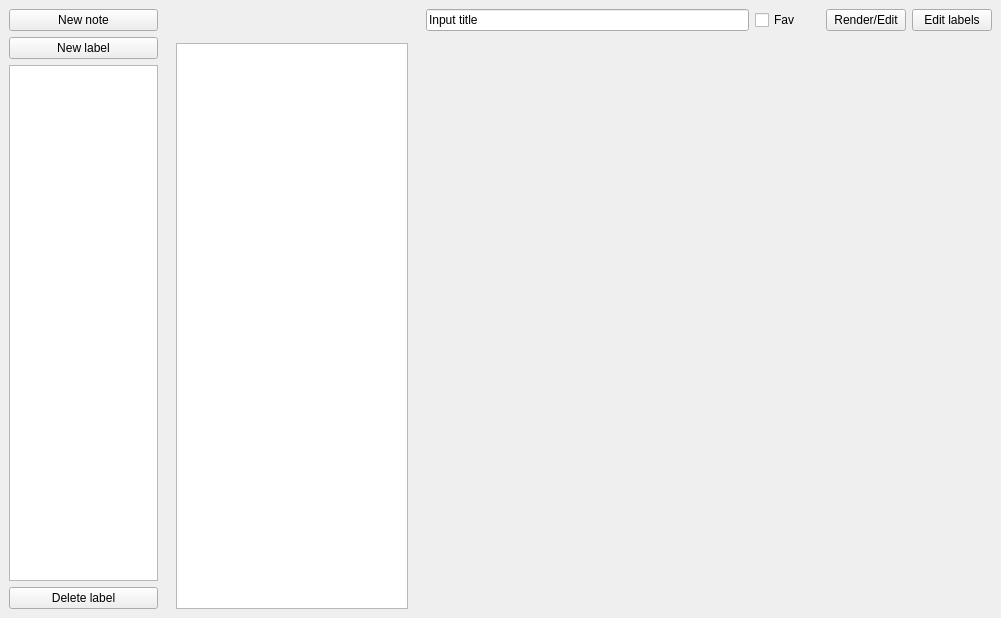
SuperSolik/gui_1h2020-notes-app, file temp_resources/mainwindow.ui: the form before one commit.
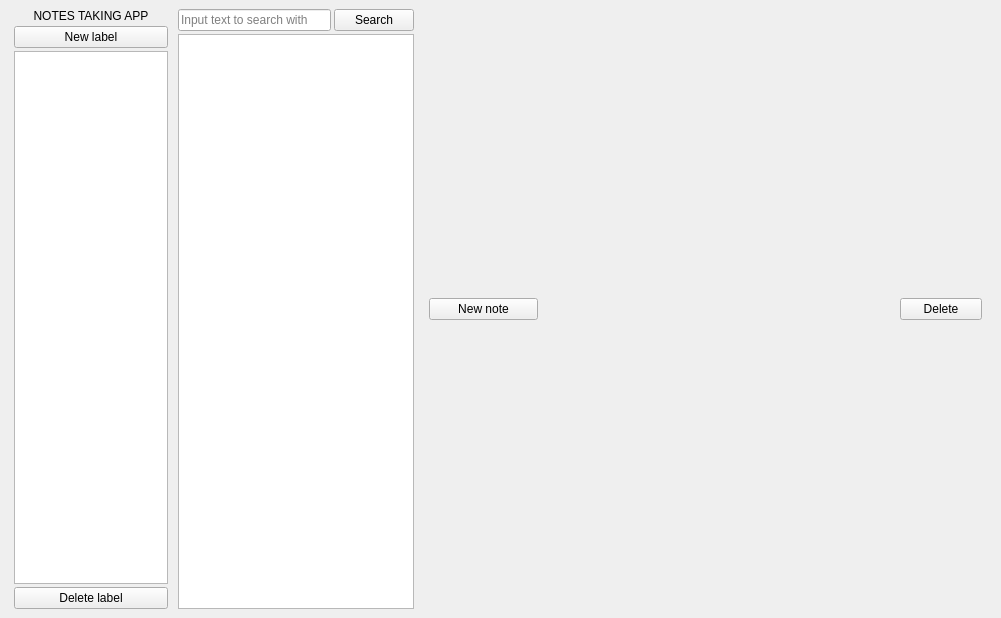
The form after the commit.

Commit message: #11 note widget init

```diff
--- a/temp_resources/mainwindow.ui
+++ b/temp_resources/mainwindow.ui
@@ -18,28 +18,37 @@
     <property name="spacing">
      <number>0</number>
     </property>
-    <property name="sizeConstraint">
-     <enum>QLayout::SetDefaultConstraint</enum>
-    </property>
-    <property name="leftMargin">
-     <number>0</number>
-    </property>
-    <property name="topMargin">
-     <number>0</number>
-    </property>
-    <property name="rightMargin">
-     <number>0</number>
-    </property>
-    <property name="bottomMargin">
-     <number>0</number>
-    </property>
     <item>
      <widget class="QWidget" name="widget_3" native="true">
       <layout class="QVBoxLayout" name="verticalLayout" stretch="0,0,12,0">
+       <property name="spacing">
+        <number>3</number>
+       </property>
+       <property name="leftMargin">
+        <number>5</number>
+       </property>
+       <property name="topMargin">
+        <number>0</number>
+       </property>
+       <property name="rightMargin">
+        <number>5</number>
+       </property>
+       <property name="bottomMargin">
+        <number>0</number>
+       </property>
        <item>
-        <widget class="QPushButton" name="newNoteBtn">
+        <widget class="QLabel" name="titleLabel">
+         <property name="layoutDirection">
+          <enum>Qt::LeftToRight</enum>
+         </property>
          <property name="text">
-          <string>New note</string>
+          <string>NOTES TAKING APP</string>
+         </property>
+         <property name="textFormat">
+          <enum>Qt::AutoText</enum>
+         </property>
+         <property name="alignment">
+          <set>Qt::AlignCenter</set>
          </property>
         </widget>
        </item>
@@ -111,21 +120,43 @@
      </widget>
     </item>
     <item>
-     <widget class="QWidget" name="widget_2" native="true">
-      <layout class="QVBoxLayout" name="verticalLayout_2" stretch="1,20">
-       <item>
-        <widget class="QLabel" name="notesLabel">
-         <property name="font">
-          <font>
-           <pointsize>16</pointsize>
-           <weight>75</weight>
-           <bold>true</bold>
-          </font>
-         </property>
+     <widget class="QWidget" name="previewWidget" native="true">
+      <layout class="QVBoxLayout" name="verticalLayout_2" stretch="0,0">
+       <property name="spacing">
+        <number>3</number>
+       </property>
+       <property name="leftMargin">
+        <number>5</number>
+       </property>
+       <property name="topMargin">
+        <number>0</number>
+       </property>
+       <property name="rightMargin">
+        <number>5</number>
+       </property>
+       <property name="bottomMargin">
+        <number>0</number>
+       </property>
+       <item>
+        <layout class="QHBoxLayout" name="horizontalLayout_2">
+         <item>
+          <widget class="QLineEdit" name="lineEdit">
          <property name="text">
           <string/>
          </property>
-        </widget>
+           <property name="placeholderText">
+            <string>Input text to search with</string>
+           </property>
+          </widget>
+         </item>
+         <item>
+          <widget class="QPushButton" name="pushButton">
+           <property name="text">
+            <string>Search</string>
+           </property>
+          </widget>
+         </item>
+        </layout>
        </item>
        <item>
         <widget class="QListWidget" name="notesListWidget">
@@ -178,51 +209,72 @@
      </widget>
     </item>
     <item>
-     <widget class="QWidget" name="widget" native="true">
-      <property name="focusPolicy">
-       <enum>Qt::NoFocus</enum>
+     <layout class="QVBoxLayout" name="noteLayout">
+      <property name="spacing">
+       <number>0</number>
       </property>
-      <layout class="QVBoxLayout" name="verticalLayout_3" stretch="1,10">
+      <property name="leftMargin">
+       <number>5</number>
+      </property>
+      <property name="topMargin">
+       <number>0</number>
+      </property>
+      <property name="rightMargin">
+       <number>5</number>
+      </property>
+      <property name="bottomMargin">
+       <number>0</number>
+      </property>
        <item>
-        <layout class="QHBoxLayout" name="horizontalLayout_3" stretch="5,1,1,1">
+       <layout class="QHBoxLayout" name="noteBar" stretch="4,10,3,3">
+        <property name="spacing">
+         <number>3</number>
+        </property>
+        <property name="leftMargin">
+         <number>5</number>
+        </property>
+        <property name="topMargin">
+         <number>0</number>
+        </property>
+        <property name="rightMargin">
+         <number>5</number>
+        </property>
+        <property name="bottomMargin">
+         <number>0</number>
+        </property>
          <item>
-          <widget class="QLineEdit" name="titlEdit">
+         <widget class="QPushButton" name="newNoteBtn">
            <property name="text">
-            <string>Input title</string>
+           <string>New note</string>
            </property>
           </widget>
          </item>
          <item>
-          <widget class="QCheckBox" name="favCheckBox">
-           <property name="cursor">
-            <cursorShape>PointingHandCursor</cursorShape>
-           </property>
-           <property name="text">
-            <string>Fav</string>
-           </property>
-          </widget>
+         <spacer name="spacer">
+          <property name="orientation">
+           <enum>Qt::Horizontal</enum>
+          </property>
+          <property name="sizeHint" stdset="0">
+           <size>
+            <width>40</width>
+            <height>20</height>
+           </size>
+          </property>
+         </spacer>
          </item>
          <item>
-          <widget class="QPushButton" name="noteActionBtn">
-           <property name="text">
-            <string>Render/Edit</string>
-           </property>
-          </widget>
+         <widget class="QWidget" name="modePlaceBtn" native="true"/>
          </item>
          <item>
-          <widget class="QPushButton" name="editLabelsBtn">
+         <widget class="QPushButton" name="deleteNoteBtn">
            <property name="text">
-            <string>Edit labels</string>
+           <string>Delete</string>
            </property>
           </widget>
          </item>
         </layout>
        </item>
-       <item>
-        <widget class="QWidget" name="noteWidget" native="true"/>
-       </item>
-      </layout>
-     </widget>
+     </layout>
     </item>
    </layout>
   </widget>
```
Left out of the diff: 2 changed lines with no effect on the pictures. Lines whose indentation alone changed are shown as unchanged. The commit also changes 3 other files.
